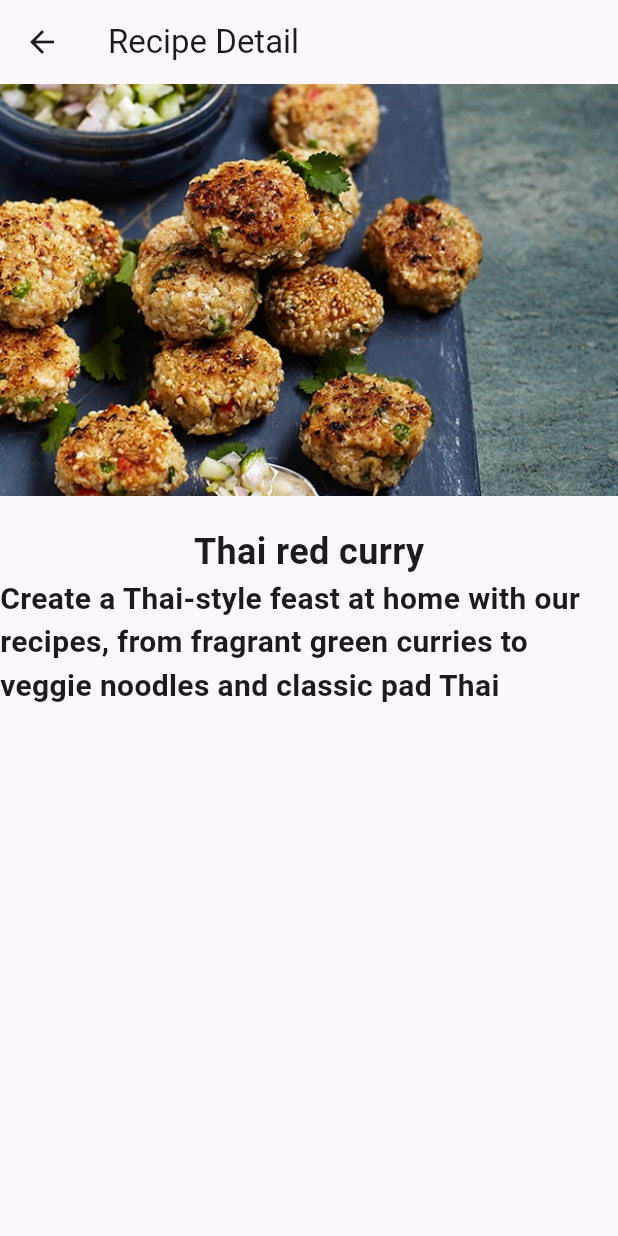
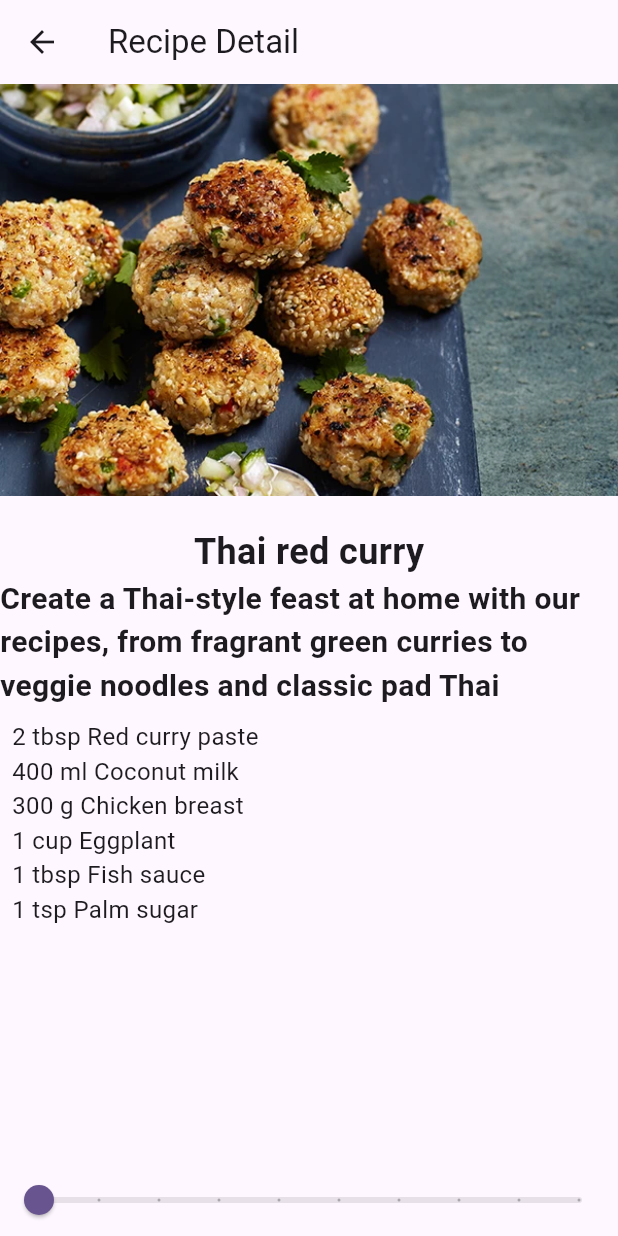
Before and after one commit to pongpak726/recipes, a Flutter app: the screen it shows after launch, after a tap on "Thai red curry", on a phone screen of 412 x 824 dp. Run offline on Flutter 3.47's test engine with Material 3 defaults, Android fonts, the phone set to English and light mode, and no system bars; our stand-ins replace google_fonts.

Commit message:
ingredientADD Slider

```diff
--- /dev/null
+++ b/lib/Model/ingredient.dart
@@ -0,0 +1,14 @@
+class Ingredient{
+  String name;
+  int quantity;
+  String unit;
+
+  Ingredient({
+    required this.name,
+    required this.quantity,
+    required this.unit,
+  });
+
+
+
+}
--- a/lib/Model/recipe.dart
+++ b/lib/Model/recipe.dart
@@ -1,13 +1,43 @@
+
+
+import 'package:recipes/Model/ingredient.dart';
+
 class Recipe {
   String imgLabel;
   String imageUrl;
   String imageText;
+  List<Ingredient> ingredients = [];
 
-  Recipe(this.imageUrl,this.imgLabel,this.imageText);
+  Recipe(this.imageUrl,this.imgLabel,this.imageText,this.ingredients);
 
   static List<Recipe> samples = [
-  Recipe('assets/images/2358.webp', 'Thai red curry','Create a Thai-style feast at home with our recipes, from fragrant green curries to veggie noodles and classic pad Thai'),
-  Recipe('assets/images/2768.webp', 'Thai green curry','Create a Thai-style feast at home with our recipes, from fragrant green curries to veggie noodles and classic pad Thai'),
-  Recipe('assets/images/3910.webp', 'larb num tok','Create a Thai-style feast at home with our recipes, from fragrant green curries to veggie noodles and classic pad Thai')
+  Recipe('assets/images/2358.webp', 'Thai red curry','Create a Thai-style feast at home with our recipes, from fragrant green curries to veggie noodles and classic pad Thai',
+  [
+    Ingredient(name: 'Red curry paste', quantity: 2, unit: 'tbsp'),
+    Ingredient(name: 'Coconut milk', quantity: 400, unit: 'ml'),
+    Ingredient(name: 'Chicken breast', quantity: 300, unit: 'g'),
+    Ingredient(name: 'Eggplant', quantity: 1, unit: 'cup'),
+    Ingredient(name: 'Fish sauce', quantity: 1, unit: 'tbsp'),
+    Ingredient(name: 'Palm sugar', quantity: 1, unit: 'tsp'),
+  ]),
+
+  Recipe('assets/images/2768.webp', 'Thai green curry','Create a Thai-style feast at home with our recipes, from fragrant green curries to veggie noodles and classic pad Thai',
+  [
+    Ingredient(name: 'Green curry paste', quantity: 2, unit: 'tbsp'),
+    Ingredient(name: 'Coconut milk', quantity: 400, unit: 'ml'),
+    Ingredient(name: 'Chicken thigh', quantity: 300, unit: 'g'),
+    Ingredient(name: 'Thai basil', quantity: 1, unit: 'handful'),
+    Ingredient(name: 'Fish sauce', quantity: 1, unit: 'tbsp'),
+    Ingredient(name: 'Green chili', quantity: 2, unit: 'pcs'),
+  ]),
+  Recipe('assets/images/3910.webp', 'larb num tok','Create a Thai-style feast at home with our recipes, from fragrant green curries to veggie noodles and classic pad Thai',
+  [
+    Ingredient(name: 'Grilled beef', quantity: 300, unit: 'g'),
+    Ingredient(name: 'Lime juice', quantity: 2, unit: 'tbsp'),
+    Ingredient(name: 'Fish sauce', quantity: 1, unit: 'tbsp'),
+    Ingredient(name: 'Roasted rice powder', quantity: 1, unit: 'tbsp'),
+    Ingredient(name: 'Shallots', quantity: 2, unit: 'pcs'),
+    Ingredient(name: 'Mint leaves', quantity: 1, unit: 'handful'),
+  ])
 ];
 }
--- a/lib/recipe-detail.dart
+++ b/lib/recipe-detail.dart
@@ -1,42 +1,76 @@
 import 'package:flutter/material.dart';
+import 'package:recipes/Model/ingredient.dart';
 import 'package:recipes/Model/recipe.dart';
 import 'package:google_fonts/google_fonts.dart';
 
-class RecipeDetail extends StatelessWidget{
- Recipe recipe;
+class RecipeDetail extends StatefulWidget {
+  final Recipe recipe;
 
-  RecipeDetail({super.key, required this.recipe});
+  const RecipeDetail({super.key, required this.recipe});
 
+  @override
+  State<RecipeDetail> createState() => RecipeDetailState();
+}
 
+class RecipeDetailState extends State<RecipeDetail> {
+  int sliderVal = 1;
   @override
   Widget build(BuildContext context) {
     return Scaffold(
-      appBar: AppBar(
-        title: const Text('Recipe Detail'),
-      ),
+      appBar: AppBar(title: const Text('Recipe Detail')),
       body: Center(
         child: Column(
           children: [
-        Image.asset(recipe.imageUrl),
-        const SizedBox(height: 20.0,),
+            Image.asset(widget.recipe.imageUrl),
+            const SizedBox(height: 20.0),
             Text(
-          recipe.imgLabel,
+              widget.recipe.imgLabel,
               style: const TextStyle(
                 fontSize: 24.0,
-            fontWeight: FontWeight.bold
+                fontWeight: FontWeight.bold,
               ),
             ),
             Text(
-          recipe.imageText,
+              widget.recipe.imageText,
               style: GoogleFonts.roboto(
                 fontSize: 20.0,
-            fontWeight:FontWeight.bold
+                fontWeight: FontWeight.bold,
               ),
             ),
-        ]
+
+           Expanded(
+              child: Padding(
+                padding: const EdgeInsets.all(8.0),
+                child: ListView.builder(
+                  itemCount: widget.recipe.ingredients.length,
+                  itemBuilder: (context, index) {
+                    final ingredient = widget.recipe.ingredients[index];
+                    final adjustQuantity = ingredient.quantity * sliderVal;
+
+                    return Text(
+                      '$adjustQuantity ${ingredient.unit} ${ingredient.name}',
+                      style: const TextStyle(fontSize: 16.0),
+                    );
+                  },
+                ),
+              ),
+            ),
+
+            Slider(
+              min: 1,
+              max: 10,
+              divisions: 9,
+              label: '$sliderVal servings',
+              value: sliderVal.toDouble(),
+              onChanged: (newValue) {
+                setState(() {
+                  sliderVal = newValue.round();
+                });
+              },
+            ),
+          ],
         ),
       ),
     );
   }
-
 }
```
Lines whose indentation alone changed are shown as unchanged.
